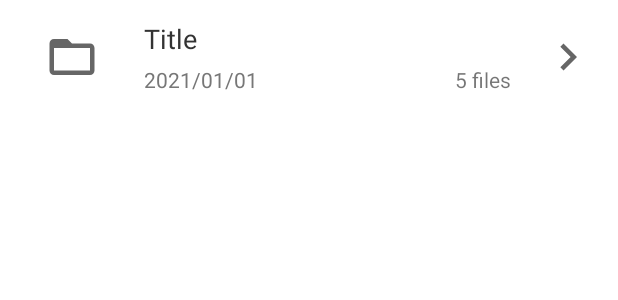
After one commit to Tans5/tFileTransporter, an Android app: the layout folder_item_layout.xml on its own in the app's theme, with its tools: preview values and no code run, on a phone screen of 412 x 824 dp. The commit adds this screen. Shown: the top 300 px of the screen. Run offline under Robolectric (Android 15) with nearby library versions, the phone set to English and light mode, and no system bars.

Commit message:
Finish files item ui.

```diff
--- a/app/build.gradle
+++ b/app/build.gradle
@@ -58,6 +58,8 @@ dependencies {
 
     implementation deps.tadapter.runtime
 
+    implementation deps.date.runtime
+
     testImplementation 'junit:junit:4.13.1'
     androidTestImplementation 'androidx.test.ext:junit:1.1.2'
     androidTestImplementation 'androidx.test.espresso:espresso-core:3.3.0'
--- a/app/src/main/AndroidManifest.xml
+++ b/app/src/main/AndroidManifest.xml
@@ -8,7 +8,8 @@
     <uses-permission android:name="android.permission.READ_EXTERNAL_STORAGE" />
 
     <application
-        android:allowBackup="true"
+        android:allowBackup="false"
+        android:name=".App"
         android:icon="@mipmap/ic_launcher"
         android:label="@string/app_name"
         android:roundIcon="@mipmap/ic_launcher_round"
--- a/app/src/main/java/com/tans/tfiletransporter/ui/BaseFragment.kt
+++ b/app/src/main/java/com/tans/tfiletransporter/ui/BaseFragment.kt
@@ -28,7 +28,12 @@ abstract class BaseFragment<Binding: ViewDataBinding, State>(
         savedInstanceState: Bundle?
     ): View? {
         binding = DataBindingUtil.inflate(inflater, layoutId, container, false)
+        onInit()
         return binding.root
+    }
+
+    open fun onInit() {
+
     }
 
     override fun onDestroy() {
--- /dev/null
+++ b/app/src/main/res/drawable/chevron_right.xml
@@ -0,0 +1,8 @@
+<!-- drawable/chevron_right.xml -->
+<vector xmlns:android="http://schemas.android.com/apk/res/android"
+    android:height="24dp"
+    android:width="24dp"
+    android:viewportWidth="24"
+    android:viewportHeight="24">
+    <path android:fillColor="#666666" android:pathData="M8.59,16.58L13.17,12L8.59,7.41L10,6L16,12L10,18L8.59,16.58Z" />
+</vector>
--- /dev/null
+++ b/app/src/main/res/drawable/folder_outline.xml
@@ -0,0 +1,8 @@
+<!-- drawable/folder_outline.xml -->
+<vector xmlns:android="http://schemas.android.com/apk/res/android"
+    android:height="24dp"
+    android:width="24dp"
+    android:viewportWidth="24"
+    android:viewportHeight="24">
+    <path android:fillColor="#666666" android:pathData="M20,18H4V8H20M20,6H12L10,4H4C2.89,4 2,4.89 2,6V18A2,2 0 0,0 4,20H20A2,2 0 0,0 22,18V8C22,6.89 21.1,6 20,6Z" />
+</vector>
--- /dev/null
+++ b/app/src/main/res/layout/folder_item_layout.xml
@@ -0,0 +1,93 @@
+<?xml version="1.0" encoding="utf-8"?>
+
+<layout xmlns:android="http://schemas.android.com/apk/res/android"
+    xmlns:app="http://schemas.android.com/apk/res-auto"
+    xmlns:tools="http://schemas.android.com/tools">
+
+    <data>
+        <variable
+            name="data"
+            type="com.tans.tfiletransporter.file.DirectoryFileLeaf" />
+    </data>
+
+    <FrameLayout
+        android:layout_width="match_parent"
+        android:layout_height="wrap_content"
+        android:foreground="?attr/selectableItemBackgroundBorderless">
+
+        <androidx.constraintlayout.widget.ConstraintLayout
+            android:layout_width="match_parent"
+            android:layout_height="75dp"
+            android:background="@color/white">
+
+            <ImageView
+                android:id="@+id/folder_iv"
+                android:layout_width="36dp"
+                android:layout_height="36dp"
+                android:src="@drawable/folder_outline"
+                android:layout_marginStart="30dp"
+                app:layout_constraintStart_toStartOf="parent"
+                app:layout_constraintTop_toTopOf="parent"
+                app:layout_constraintBottom_toBottomOf="parent"/>
+
+            <TextView
+                android:id="@+id/title_tv"
+                android:layout_width="0dp"
+                android:layout_height="wrap_content"
+                android:layout_marginStart="30dp"
+                android:layout_marginEnd="20dp"
+                android:textColor="@color/black_1"
+                android:textSize="18sp"
+                android:maxLines="1"
+                android:ellipsize="end"
+                android:text="@{data.name}"
+                app:layout_constraintStart_toEndOf="@id/folder_iv"
+                app:layout_constraintEnd_toStartOf="@id/arrow_iv"
+                app:layout_constraintTop_toTopOf="parent"
+                app:layout_constraintBottom_toTopOf="@id/modified_date_tv"
+                app:layout_constraintVertical_chainStyle="packed"
+                tools:text="Title"/>
+
+            <TextView
+                android:id="@+id/modified_date_tv"
+                android:layout_width="0dp"
+                android:layout_height="wrap_content"
+                android:layout_marginStart="30dp"
+                android:textSize="14sp"
+                android:textColor="@color/gray_1"
+                android:layout_marginTop="5dp"
+                app:dateText="@{data.lastModified}"
+                app:layout_constraintStart_toEndOf="@id/folder_iv"
+                app:layout_constraintEnd_toStartOf="@id/files_count_tv"
+                app:layout_constraintTop_toBottomOf="@id/title_tv"
+                app:layout_constraintBottom_toBottomOf="parent"
+                tools:text="2021/01/01"/>
+
+            <TextView
+                android:id="@+id/files_count_tv"
+                android:layout_width="0dp"
+                android:layout_height="wrap_content"
+                android:layout_marginEnd="20dp"
+                android:layout_marginStart="5dp"
+                android:text="@{@string/file_count(data.childrenCount)}"
+                app:layout_constraintBottom_toBottomOf="@id/modified_date_tv"
+                app:layout_constraintStart_toEndOf="@id/modified_date_tv"
+                app:layout_constraintEnd_toStartOf="@id/arrow_iv"
+                app:layout_constraintWidth_default="wrap"
+                tools:text="5 files"/>
+
+            <ImageView
+                android:id="@+id/arrow_iv"
+                android:layout_width="36dp"
+                android:layout_height="36dp"
+                android:src="@drawable/chevron_right"
+                android:layout_marginEnd="15dp"
+                app:layout_constraintEnd_toEndOf="parent"
+                app:layout_constraintTop_toTopOf="parent"
+                app:layout_constraintBottom_toBottomOf="parent"/>
+
+        </androidx.constraintlayout.widget.ConstraintLayout>
+
+    </FrameLayout>
+
+</layout>
--- a/app/src/main/res/values/colors.xml
+++ b/app/src/main/res/values/colors.xml
@@ -7,4 +7,7 @@
     <color name="teal_700">#FF018786</color>
     <color name="black">#FF000000</color>
     <color name="white">#FFFFFFFF</color>
+
+    <color name="black_1">#333333</color>
+    <color name="gray_1">#777777</color>
 </resources>
--- a/app/src/main/res/values/strings.xml
+++ b/app/src/main/res/values/strings.xml
@@ -4,6 +4,11 @@
     <!-- File Transport Activity Start -->
     <string name="file_transport_activity_tab_my_dir">MY DIR</string>
     <string name="file_transport_activity_tab_remote_dir">REMOTE DIR</string>
+    <string name="file_size_B">%d B</string>
+    <string name="file_size_KB">%.1f KB</string>
+    <string name="file_size_MB">%.1f MB</string>
+    <string name="file_size_GB">%.1f GB</string>
+    <string name="file_count">%d files</string>
     <!-- File Transport Activity End -->
 
 </resources>
--- a/dependencies.gradle
+++ b/dependencies.gradle
@@ -36,6 +36,7 @@ versions.zxing = '3.4.0'
 versions.tadapter = '0.7.1'
 versions.rxutils = "0.1.0"
 versions.kotlincroutines = "1.3.5"
+versions.date = "1.3.0"
 
 def view = [:]
 // androidx view
@@ -230,3 +231,7 @@ coroutines.runtime = "org.jetbrains.kotlinx:kotlinx-coroutines-core:$versions.ko
 coroutines.android = "org.jetbrains.kotlinx:kotlinx-coroutines-android:$versions.kotlincroutines"
 coroutines.rx = "org.jetbrains.kotlinx:kotlinx-coroutines-rx2:$versions.kotlincroutines"
 ext.deps.coroutines = coroutines
+
+def date = [:]
+date.runtime = "com.jakewharton.threetenabp:threetenabp:$versions.date"
+ext.deps.date = date
```
Also changed, not shown: app/src/main/java/com/tans/tfiletransporter/App.kt (added, +12 -0 lines), app/src/main/java/com/tans/tfiletransporter/ui/DataBindingAdapter.kt (added, +43 -0 lines), app/src/main/java/com/tans/tfiletransporter/ui/filetransport/MyDirFragment.kt (+4 -10 lines), app/src/main/res/drawable/chevron_left.xml (added, +8 -0 lines), app/src/main/res/drawable/download_outline.xml (added, +8 -0 lines), app/src/main/res/drawable/file_outline.xml (added, +8 -0 lines), app/src/main/res/drawable/share_variant_outline.xml (added, +8 -0 lines), app/src/main/res/layout/file_item_layout.xml (added, +93 -0 lines), app/src/main/res/layout/my_dir_fragment.xml (+50 -7 lines).
